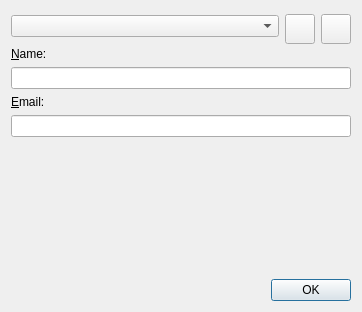
Qt form src/Dialogs/identitydialog.ui (pasbi/CAN) before a commit.
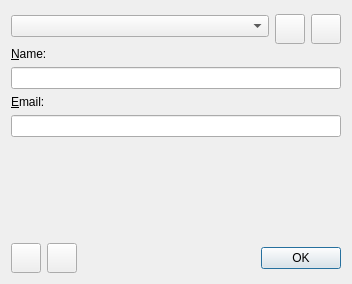
The same form after that commit. Icons and pictures are not drawn.

The edit to the form file:
```diff
--- a/src/Dialogs/identitydialog.ui
+++ b/src/Dialogs/identitydialog.ui
@@ -6,8 +6,8 @@
    <rect>
     <x>0</x>
     <y>0</y>
-    <width>362</width>
-    <height>312</height>
+    <width>352</width>
+    <height>284</height>
    </rect>
   </property>
   <property name="windowTitle">
@@ -119,14 +119,83 @@
     </spacer>
    </item>
    <item>
-    <widget class="QDialogButtonBox" name="buttonBox">
-     <property name="orientation">
-      <enum>Qt::Horizontal</enum>
-     </property>
-     <property name="standardButtons">
-      <set>QDialogButtonBox::Ok</set>
-     </property>
-    </widget>
+    <layout class="QHBoxLayout" name="horizontalLayout_2">
+     <item>
+      <widget class="QPushButton" name="buttonUndo">
+       <property name="minimumSize">
+        <size>
+         <width>30</width>
+         <height>30</height>
+        </size>
+       </property>
+       <property name="maximumSize">
+        <size>
+         <width>30</width>
+         <height>30</height>
+        </size>
+       </property>
+       <property name="text">
+        <string/>
+       </property>
+       <property name="icon">
+        <iconset resource="../ressources.qrc">
+         <normaloff>:/icons/icons/left64.png</normaloff>:/icons/icons/left64.png</iconset>
+       </property>
+       <property name="shortcut">
+        <string>Ctrl+Z</string>
+       </property>
+      </widget>
+     </item>
+     <item>
+      <widget class="QPushButton" name="buttonRedo">
+       <property name="minimumSize">
+        <size>
+         <width>30</width>
+         <height>30</height>
+        </size>
+       </property>
+       <property name="maximumSize">
+        <size>
+         <width>30</width>
+         <height>30</height>
+        </size>
+       </property>
+       <property name="text">
+        <string/>
+       </property>
+       <property name="icon">
+        <iconset resource="../ressources.qrc">
+         <normaloff>:/icons/icons/right53.png</normaloff>:/icons/icons/right53.png</iconset>
+       </property>
+       <property name="shortcut">
+        <string>Ctrl+Y</string>
+       </property>
+      </widget>
+     </item>
+     <item>
+      <spacer name="horizontalSpacer">
+       <property name="orientation">
+        <enum>Qt::Horizontal</enum>
+       </property>
+       <property name="sizeHint" stdset="0">
+        <size>
+         <width>40</width>
+         <height>20</height>
+        </size>
+       </property>
+      </spacer>
+     </item>
+     <item>
+      <widget class="QDialogButtonBox" name="buttonBox">
+       <property name="orientation">
+        <enum>Qt::Horizontal</enum>
+       </property>
+       <property name="standardButtons">
+        <set>QDialogButtonBox::Ok</set>
+       </property>
+      </widget>
+     </item>
+    </layout>
    </item>
   </layout>
  </widget>
```
